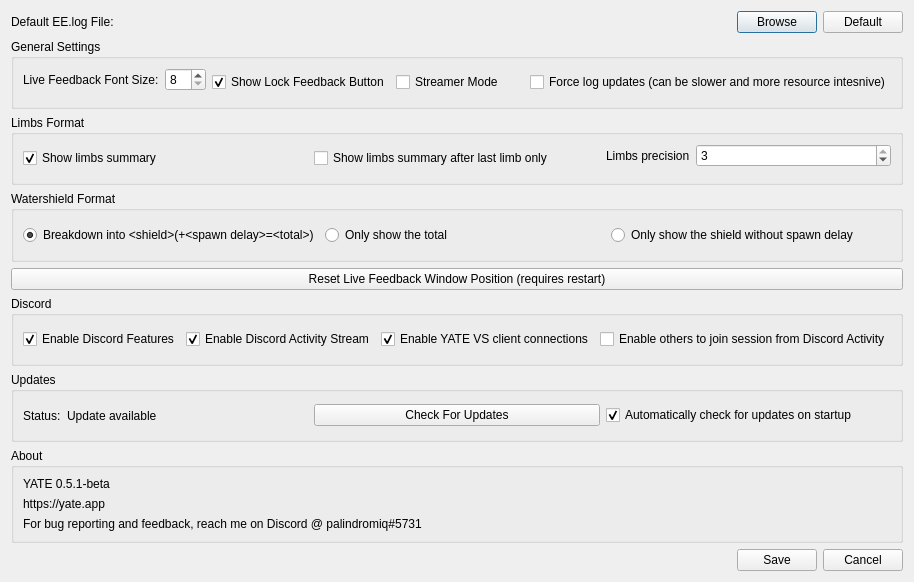
Old version of the form settingsdialog.ui in the repository palindromiq/YATE.
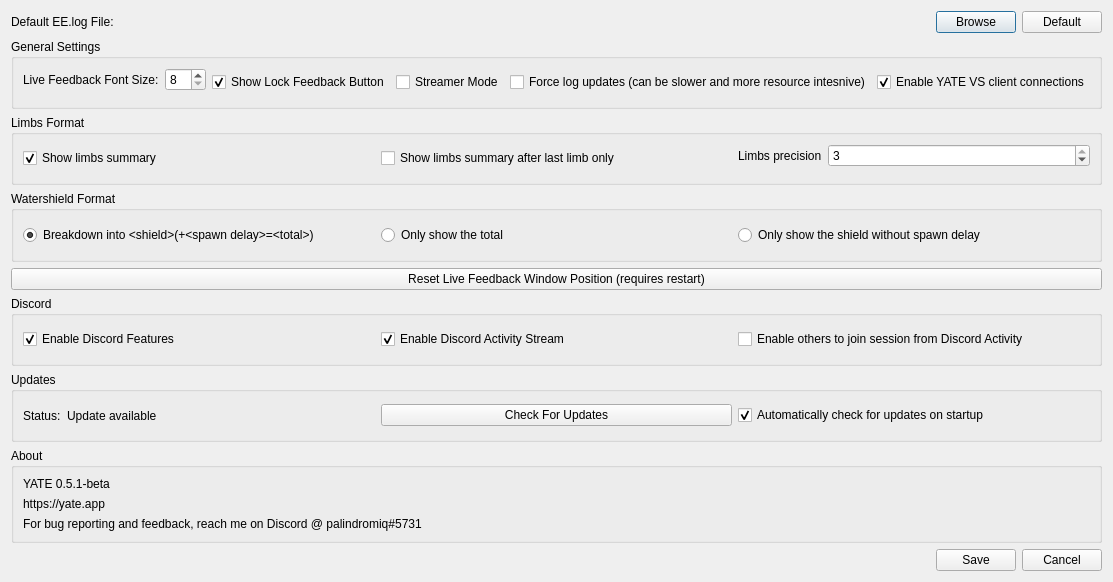
New version of the form.

```diff
--- a/settingsdialog.ui
+++ b/settingsdialog.ui
@@ -123,6 +123,16 @@
         </property>
        </widget>
       </item>
+      <item>
+       <widget class="QCheckBox" name="chkClientsServer">
+        <property name="text">
+         <string>Enable YATE VS client connections</string>
+        </property>
+        <property name="checked">
+         <bool>true</bool>
+        </property>
+       </widget>
+      </item>
      </layout>
     </widget>
    </item>
@@ -248,16 +258,6 @@
         </property>
        </widget>
       </item>
-      <item>
-       <widget class="QCheckBox" name="chkClientsServer">
-        <property name="text">
-         <string>Enable YATE VS client connections</string>
-        </property>
-        <property name="checked">
-         <bool>true</bool>
-        </property>
-       </widget>
-      </item>
       <item>
        <widget class="QCheckBox" name="chkDiscordActivityJoin">
         <property name="text">
```
